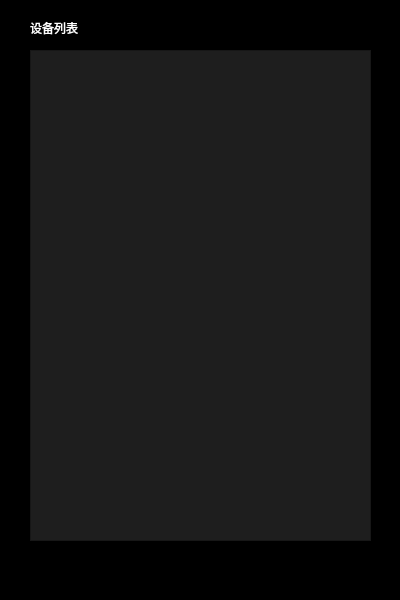
Qt form desktopApp/devicelistwindow.ui (yesyeah/ObsbotTailforPC) before a commit.
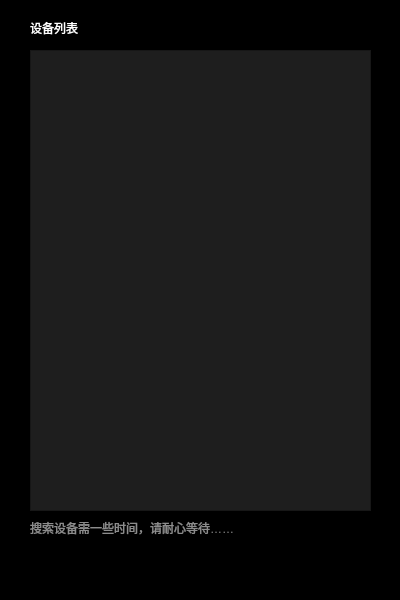
The same form after that commit. Icons and pictures are not drawn.

Diff of the .ui file:
```diff
--- a/desktopApp/devicelistwindow.ui
+++ b/desktopApp/devicelistwindow.ui
@@ -26,8 +26,8 @@
      <rect>
       <x>30</x>
       <y>20</y>
-      <width>72</width>
-      <height>15</height>
+      <width>311</width>
+      <height>16</height>
      </rect>
     </property>
     <property name="styleSheet">
@@ -43,13 +43,29 @@
       <x>30</x>
       <y>50</y>
       <width>341</width>
-      <height>491</height>
+      <height>461</height>
      </rect>
     </property>
     <property name="styleSheet">
      <string notr="true">background-color: rgb(30, 30, 30);</string>
     </property>
    </widget>
+   <widget class="QLabel" name="deviceLabel_2">
+    <property name="geometry">
+     <rect>
+      <x>30</x>
+      <y>520</y>
+      <width>311</width>
+      <height>16</height>
+     </rect>
+    </property>
+    <property name="styleSheet">
+     <string notr="true">color: rgb(140, 140, 140);</string>
+    </property>
+    <property name="text">
+     <string>搜索设备需一些时间，请耐心等待……</string>
+    </property>
+   </widget>
   </widget>
   <widget class="QMenuBar" name="menubar">
    <property name="geometry">
```
